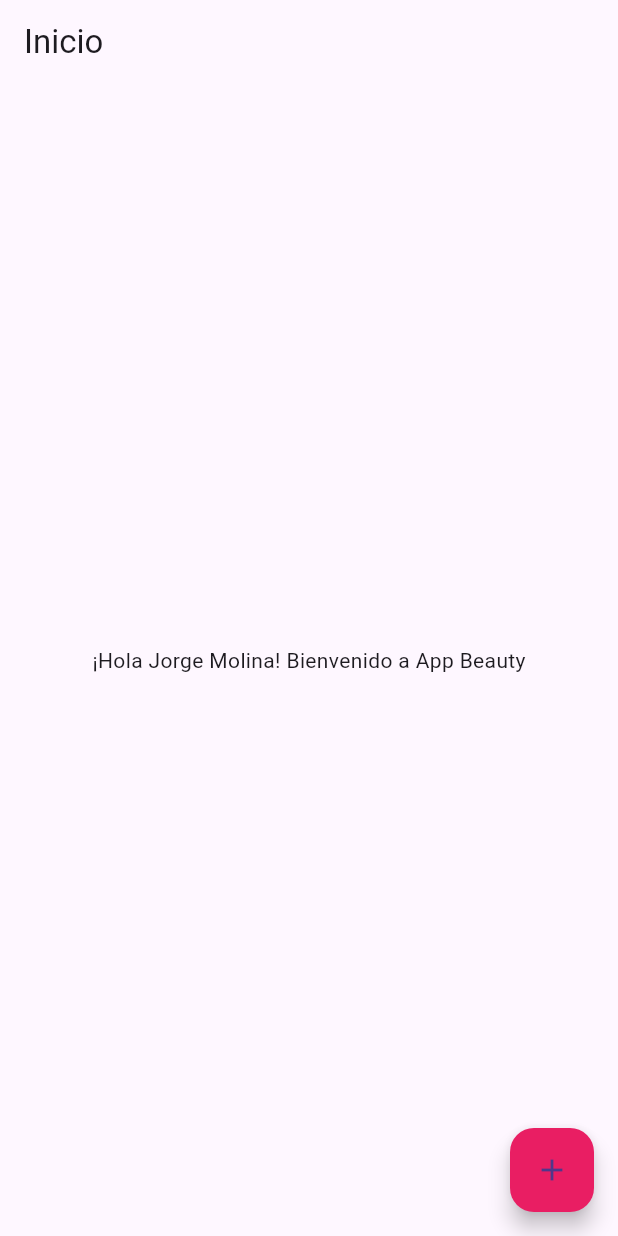
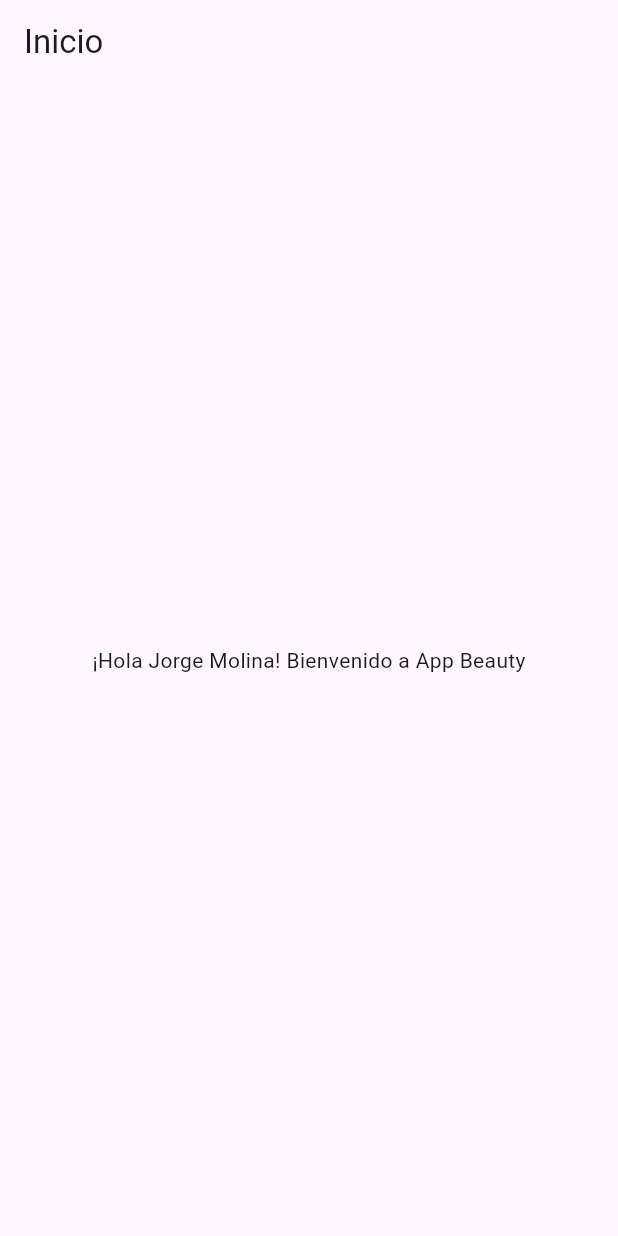
Before and after one commit to GodKraken030804/App_Beauty, a Flutter app: the screen it shows after launch, on a phone screen of 412 x 824 dp. Run offline on Flutter 3.47's test engine with Material 3 defaults, Android fonts, the phone set to English and light mode, and no system bars.

Commit message:
Arreglo del front

```diff
--- a/Front-end/lib/main.dart
+++ /dev/null
@@ -1,20 +0,0 @@
-import 'package:app_beauty/src/views/home_view.dart';
-import 'package:flutter/material.dart';
-
-
-void main() {
-  runApp(MyApp());
-}
-
-class MyApp extends StatelessWidget {
-  @override
-  Widget build(BuildContext context) {
-    return MaterialApp(
-      title: 'App Beauty',
-      theme: ThemeData(
-        primarySwatch: Colors.pink,
-      ),
-      home: HomeView(),
-    );
-  }
-}
--- a/lib/src/views/home_view.dart
+++ b/lib/src/views/home_view.dart
@@ -6,16 +6,7 @@ class HomeView extends StatelessWidget {
     return Scaffold(
       appBar: AppBar(title: Text('Inicio')),
       body: Center(child: Text('¡Hola Jorge Molina! Bienvenido a App Beauty')),
-      floatingActionButton: FloatingActionButton(
-        onPressed: () {
-          // Acción del botón flotante
-          ScaffoldMessenger.of(context).showSnackBar(
-            SnackBar(content: Text('¡Botón flotante presionado!')),
-          );
-        },
-        child: Icon(Icons.add),
-        backgroundColor: Colors.pink,
-      ),
+
     );
   }
 }
```
